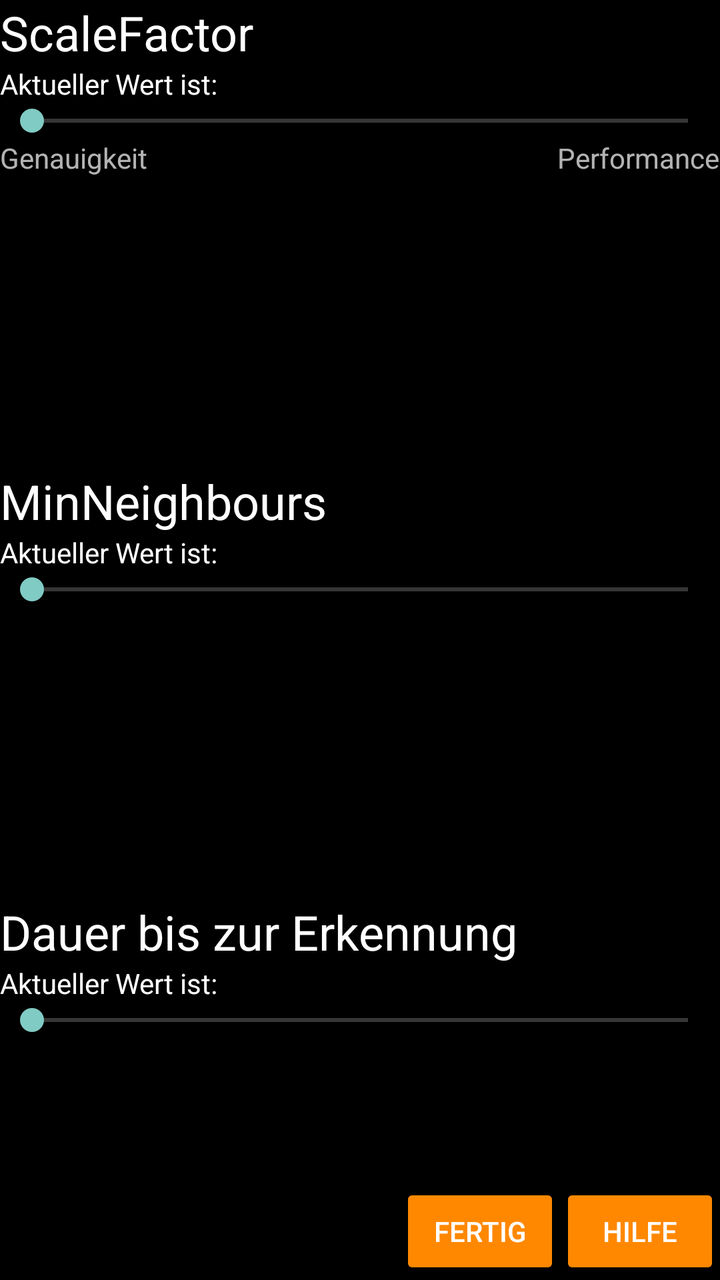
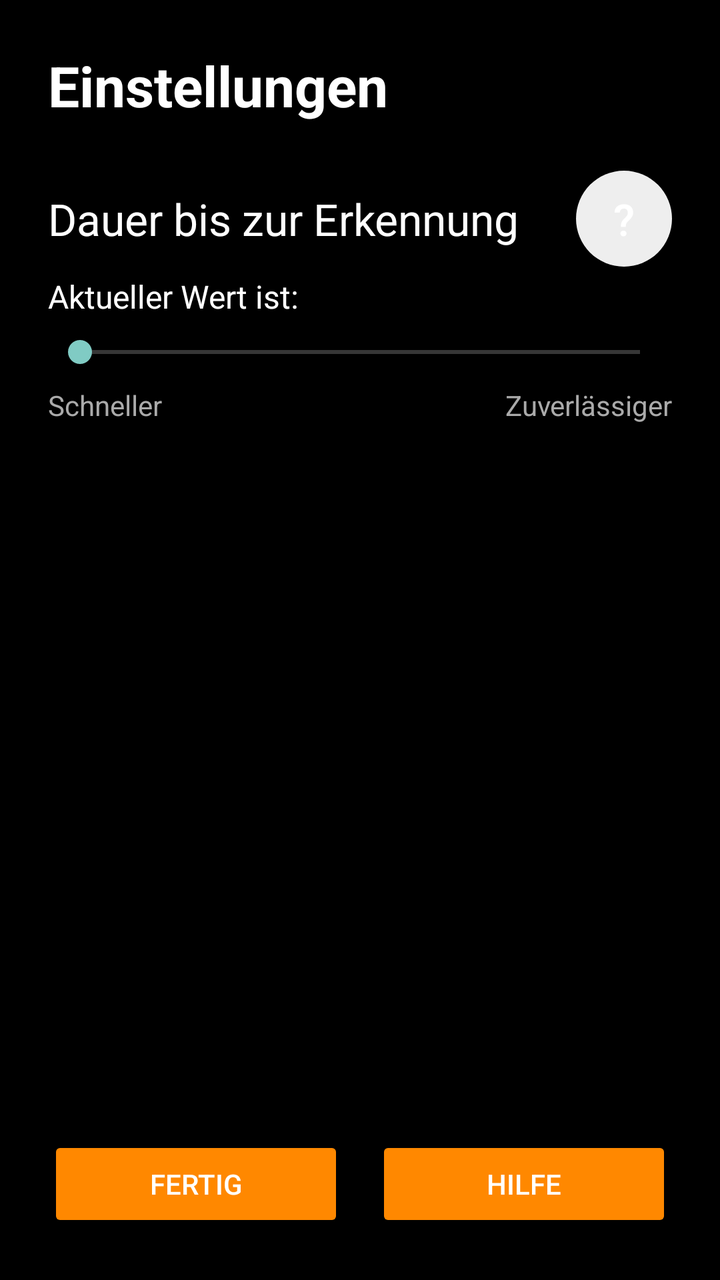

Compare the two renders of this Android layout. The source of the first and the diff that turns it into the second are given below.
<!-- AndroidManifest.xml: application theme AppTheme.Fullscreen -->
<!-- res/layout/activity_settings.xml -->
<?xml version="1.0" encoding="utf-8"?>
<LinearLayout xmlns:android="http://schemas.android.com/apk/res/android"
    xmlns:tools="http://schemas.android.com/tools"
    android:layout_width="fill_parent"
    android:layout_height="fill_parent"
    android:background="@android:color/black"
    tools:context="de.hsaugsburg.ampelpilot.SettingsActivity"
    android:weightSum="1"
    android:orientation="vertical">

    <LinearLayout
        android:layout_width="wrap_content"
        android:layout_height="wrap_content"
        android:orientation="horizontal">

        <LinearLayout
            android:layout_width="wrap_content"
            android:layout_height="wrap_content"
            android:orientation="vertical">

            <TextView
                android:layout_width="255dp"
                android:layout_height="wrap_content"
                android:text="@string/scalefactor"
                android:textColor="@android:color/white"
                android:textSize="24sp" />

            <TextView
                android:id="@+id/text_Scale"
                android:layout_width="fill_parent"
                android:layout_height="wrap_content"
                android:text="@string/Text_SeekBar"
                android:textColor="@android:color/white" />
        </LinearLayout>

        <Space
            android:layout_width="261dp"
            android:layout_height="wrap_content" />

        <Button
            android:id="@+id/helpButtonScale"
            android:layout_width="40dp"
            android:layout_height="40dp"
            android:layout_marginTop="9dp"
            android:background="@drawable/roundedbutton"
            android:text="@string/help"
            android:textSize="24sp" />
    </LinearLayout>


    <SeekBar
        android:id="@+id/seekBar_Scale"
        android:layout_width="match_parent"
        android:max="20"
        android:layout_height="wrap_content" />
    <LinearLayout
        android:layout_width="match_parent"
        android:layout_height="wrap_content">
        <TextView
            android:layout_width="wrap_content"
            android:layout_height="wrap_content"
            android:text="Genauigkeit"/>
        <Space
            android:layout_width="wrap_content"
            android:layout_height="wrap_content"
            android:layout_weight="1" />
        <TextView
            android:layout_width="wrap_content"
            android:layout_height="wrap_content"
            android:text="Performance"/>
    </LinearLayout>
    <Space
        android:layout_width="match_parent"
        android:layout_height="wrap_content"
        android:layout_weight="0.4" />

    <LinearLayout
        android:layout_width="wrap_content"
        android:layout_height="wrap_content"
        android:orientation="horizontal">
        <LinearLayout
            android:layout_width="wrap_content"
            android:layout_height="wrap_content"
            android:orientation="vertical">
            <TextView
                android:layout_width="255dp"
                android:layout_height="wrap_content"
                android:text="@string/minneighbours"
                android:textColor="@android:color/white"
                android:textSize="24sp" />

            <TextView
                android:layout_width="fill_parent"
                android:layout_height="wrap_content"
                android:id="@+id/text_MinN"
                android:text="@string/Text_SeekBar"
                android:textColor="@android:color/white"
                />
        </LinearLayout>

        <Space
            android:layout_width="261dp"
            android:layout_height="wrap_content" />

        <Button
            android:id="@+id/helpButtonMinN"
            android:layout_width="40dp"
            android:layout_height="40dp"
            android:layout_marginTop="9dp"
            android:background="@drawable/roundedbutton"
            android:text="@string/help"
            android:textSize="24sp" />
    </LinearLayout>

    <SeekBar
        android:id="@+id/seekBar_MinN"
        android:layout_width="match_parent"

        android:max="4"
        android:layout_height="wrap_content" />

    <Space
        android:layout_width="match_parent"
        android:layout_height="wrap_content"
        android:layout_weight="0.4" />

    <LinearLayout
        android:layout_width="wrap_content"
        android:layout_height="wrap_content"
        android:orientation="horizontal">
        <LinearLayout
            android:layout_width="wrap_content"
            android:layout_height="wrap_content"
            android:orientation="vertical">
            <TextView
                android:layout_width="279dp"
                android:layout_height="wrap_content"
                android:text="@string/Frames"
                android:textColor="@android:color/white"
                android:textSize="24sp" />

            <TextView
                android:layout_width="fill_parent"
                android:layout_height="wrap_content"
                android:id="@+id/text_Frames"
                android:text="@string/Text_SeekBar"
                android:textColor="@android:color/white"
                />
        </LinearLayout>

        <Space
            android:layout_width="236dp"
            android:layout_height="wrap_content" />

        <Button
            android:id="@+id/helpButtonFrames"
            android:layout_width="40dp"
            android:layout_height="40dp"
            android:layout_marginTop="9dp"
            android:background="@drawable/roundedbutton"
            android:text="@string/help"
            android:textSize="24sp" />
    </LinearLayout>

    <SeekBar
        android:id="@+id/seekBar_Frames"
        android:layout_width="match_parent"
        android:max="7"
        android:layout_height="wrap_content" />


    <Space
        android:layout_width="match_parent"
        android:layout_height="wrap_content"
        android:layout_weight="0.2" />

    <LinearLayout
        android:layout_width="match_parent"
        android:layout_height="wrap_content">
        <Space
            android:layout_width="wrap_content"
            android:layout_height="wrap_content"
            android:layout_weight="0.1"/>
        <Button
            android:id="@+id/btnGo"
            android:layout_width="80dp"
            android:layout_height="wrap_content"
            android:backgroundTint="@android:color/holo_orange_dark"
            android:text="Fertig"
            android:visibility="visible" />

        <Button
            android:id="@+id/btnHelp"
            android:layout_width="80dp"
            android:layout_height="wrap_content"
            android:backgroundTint="@android:color/holo_orange_dark"
            android:text="Hilfe" />
    </LinearLayout>

</LinearLayout>
<!-- resources referenced by this layout -->
<resources>
  <!-- drawable roundedbutton (drawable) -->
  <?xml version="1.0" encoding="utf-8"?>
  <shape xmlns:android="http://schemas.android.com/apk/res/android"
      android:shape="rectangle">
      <solid android:color="#eeffffff" />
      <corners android:bottomRightRadius="50dp"
          android:bottomLeftRadius="50dp"
          android:topRightRadius="50dp"
          android:topLeftRadius="50dp"/>
  </shape>
  <string name="Frames">Dauer bis zur Erkennung</string>
  <string name="Text_SeekBar">Aktueller Wert ist:</string>
  <string name="help">\?</string>
  <string name="minneighbours">MinNeighbours</string>
  <string name="scalefactor">ScaleFactor</string>
  <style name="AppTheme.Fullscreen" parent="Theme.AppCompat.NoActionBar">
          <item name="android:windowFullscreen">true</item>
          <item name="android:windowContentOverlay">@null</item>
      </style>
</resources>

<!-- the commit's change to res/layout/activity_settings.xml (unified diff, before → after) -->
@@ -1,198 +1,108 @@
 <?xml version="1.0" encoding="utf-8"?>
 <LinearLayout xmlns:android="http://schemas.android.com/apk/res/android"
     xmlns:tools="http://schemas.android.com/tools"
-    android:layout_width="fill_parent"
-    android:layout_height="fill_parent"
+    android:layout_width="match_parent"
+    android:layout_height="match_parent"
     android:background="@android:color/black"
-    tools:context="de.hsaugsburg.ampelpilot.SettingsActivity"
-    android:weightSum="1"
-    android:orientation="vertical">
+    android:orientation="vertical"
+    android:padding="24dp"
+    tools:context="de.hsaugsburg.ampelpilot.SettingsActivity">
 
+    <TextView
+        android:layout_width="match_parent"
+        android:layout_height="wrap_content"
+        android:text="@string/settings"
+        android:textColor="@android:color/white"
+        android:textSize="28sp"
+        android:textStyle="bold"
+        android:paddingBottom="24dp" />
+
+    
     <LinearLayout
-        android:layout_width="wrap_content"
+        android:layout_width="match_parent"
         android:layout_height="wrap_content"
-        android:orientation="horizontal">
+        android:orientation="horizontal"
+        android:gravity="center_vertical">
 
-        <LinearLayout
-            android:layout_width="wrap_content"
+        <TextView
+            android:layout_width="0dp"
             android:layout_height="wrap_content"
-            android:orientation="vertical">
-
-            <TextView
-                android:layout_width="255dp"
-                android:layout_height="wrap_content"
-                android:text="@string/scalefactor"
-                android:textColor="@android:color/white"
-                android:textSize="24sp" />
-
-            <TextView
-                android:id="@+id/text_Scale"
-                android:layout_width="fill_parent"
-                android:layout_height="wrap_content"
-                android:text="@string/Text_SeekBar"
-                android:textColor="@android:color/white" />
-        </LinearLayout>
-
-        <Space
-            android:layout_width="261dp"
-            android:layout_height="wrap_content" />
+            android:layout_weight="1"
+            android:text="@string/stability"
+            android:textColor="@android:color/white"
+            android:textSize="22sp" />
 
         <Button
-            android:id="@+id/helpButtonScale"
-            android:layout_width="40dp"
-            android:layout_height="40dp"
-            android:layout_marginTop="9dp"
+            android:id="@+id/helpButtonFrames"
+            android:layout_width="48dp"
+            android:layout_height="48dp"
             android:background="@drawable/roundedbutton"
             android:text="@string/help"
-            android:textSize="24sp" />
+            android:contentDescription="Hilfe zur Erkennungsdauer"
+            android:textSize="22sp" />
     </LinearLayout>
 
+    <TextView
+        android:id="@+id/text_Frames"
+        android:layout_width="match_parent"
+        android:layout_height="wrap_content"
+        android:text="@string/Text_SeekBar"
+        android:textColor="@android:color/white"
+        android:textSize="16sp"
+        android:paddingTop="4dp" />
 
     <SeekBar
-        android:id="@+id/seekBar_Scale"
+        android:id="@+id/seekBar_Frames"
         android:layout_width="match_parent"
-        android:max="20"
-        android:layout_height="wrap_content" />
+        android:layout_height="wrap_content"
+        android:max="7"
+        android:paddingTop="8dp"
+        android:paddingBottom="8dp" />
+
     <LinearLayout
         android:layout_width="match_parent"
         android:layout_height="wrap_content">
         <TextView
-            android:layout_width="wrap_content"
+            android:layout_width="0dp"
             android:layout_height="wrap_content"
-            android:text="Genauigkeit"/>
-        <Space
-            android:layout_width="wrap_content"
+            android:layout_weight="1"
+            android:text="Schneller"
+            android:textColor="@android:color/darker_gray" />
+        <TextView
+            android:layout_width="0dp"
             android:layout_height="wrap_content"
-            android:layout_weight="1" />
-        <TextView
-            android:layout_width="wrap_content"
-            android:layout_height="wrap_content"
-            android:text="Performance"/>
+            android:layout_weight="1"
+            android:gravity="end"
+            android:text="Zuverl\u00e4ssiger"
+            android:textColor="@android:color/darker_gray" />
     </LinearLayout>
-    <Space
-        android:layout_width="match_parent"
-        android:layout_height="wrap_content"
-        android:layout_weight="0.4" />
-
-    <LinearLayout
-        android:layout_width="wrap_content"
-        android:layout_height="wrap_content"
-        android:orientation="horizontal">
-        <LinearLayout
-            android:layout_width="wrap_content"
-            android:layout_height="wrap_content"
-            android:orientation="vertical">
-            <TextView
-                android:layout_width="255dp"
-                android:layout_height="wrap_content"
-                android:text="@string/minneighbours"
-                android:textColor="@android:color/white"
-                android:textSize="24sp" />
-
-            <TextView
-                android:layout_width="fill_parent"
-                android:layout_height="wrap_content"
-                android:id="@+id/text_MinN"
-                android:text="@string/Text_SeekBar"
-                android:textColor="@android:color/white"
-                />
-        </LinearLayout>
-
-        <Space
-            android:layout_width="261dp"
-            android:layout_height="wrap_content" />
-
-        <Button
-            android:id="@+id/helpButtonMinN"
-            android:layout_width="40dp"
-            android:layout_height="40dp"
-            android:layout_marginTop="9dp"
-            android:background="@drawable/roundedbutton"
-            android:text="@string/help"
-            android:textSize="24sp" />
-    </LinearLayout>
-
-    <SeekBar
-        android:id="@+id/seekBar_MinN"
-        android:layout_width="match_parent"
-
-        android:max="4"
-        android:layout_height="wrap_content" />
 
     <Space
         android:layout_width="match_parent"
-        android:layout_height="wrap_content"
-        android:layout_weight="0.4" />
-
-    <LinearLayout
-        android:layout_width="wrap_content"
-        android:layout_height="wrap_content"
-        android:orientation="horizontal">
-        <LinearLayout
-            android:layout_width="wrap_content"
-            android:layout_height="wrap_content"
-            android:orientation="vertical">
-            <TextView
-                android:layout_width="279dp"
-                android:layout_height="wrap_content"
-                android:text="@string/Frames"
-                android:textColor="@android:color/white"
-                android:textSize="24sp" />
-
-            <TextView
-                android:layout_width="fill_parent"
-                android:layout_height="wrap_content"
-                android:id="@+id/text_Frames"
-                android:text="@string/Text_SeekBar"
-                android:textColor="@android:color/white"
-                />
-        </LinearLayout>
-
-        <Space
-            android:layout_width="236dp"
-            android:layout_height="wrap_content" />
-
-        <Button
-            android:id="@+id/helpButtonFrames"
-            android:layout_width="40dp"
-            android:layout_height="40dp"
-            android:layout_marginTop="9dp"
-            android:background="@drawable/roundedbutton"
-            android:text="@string/help"
-            android:textSize="24sp" />
-    </LinearLayout>
-
-    <SeekBar
-        android:id="@+id/seekBar_Frames"
-        android:layout_width="match_parent"
-        android:max="7"
-        android:layout_height="wrap_content" />
-
-
-    <Space
-        android:layout_width="match_parent"
-        android:layout_height="wrap_content"
-        android:layout_weight="0.2" />
+        android:layout_height="0dp"
+        android:layout_weight="1" />
 
     <LinearLayout
         android:layout_width="match_parent"
-        android:layout_height="wrap_content">
-        <Space
-            android:layout_width="wrap_content"
-            android:layout_height="wrap_content"
-            android:layout_weight="0.1"/>
+        android:layout_height="wrap_content"
+        android:orientation="horizontal"
+        android:gravity="center">
+
         <Button
             android:id="@+id/btnGo"
-            android:layout_width="80dp"
+            android:layout_width="0dp"
+            android:layout_weight="1"
             android:layout_height="wrap_content"
+            android:layout_marginEnd="8dp"
             android:backgroundTint="@android:color/holo_orange_dark"
-            android:text="Fertig"
-            android:visibility="visible" />
+            android:text="Fertig" />
 
         <Button
             android:id="@+id/btnHelp"
-            android:layout_width="80dp"
+            android:layout_width="0dp"
+            android:layout_weight="1"
             android:layout_height="wrap_content"
+            android:layout_marginStart="8dp"
             android:backgroundTint="@android:color/holo_orange_dark"
             android:text="Hilfe" />
     </LinearLayout>
<!-- resource entries referenced after the edit -->
@@ -10,11 +10,10 @@
           android:topRightRadius="50dp"
           android:topLeftRadius="50dp"/>
   </shape>
-  <string name="Frames">Dauer bis zur Erkennung</string>
-  <string name="Text_SeekBar">Aktueller Wert ist:</string>
+  <string name="Text_SeekBar">Aktueller Wert ist: </string>
   <string name="help">\?</string>
-  <string name="minneighbours">MinNeighbours</string>
-  <string name="scalefactor">ScaleFactor</string>
+  <string name="settings">Einstellungen</string>
+  <string name="stability">Dauer bis zur Erkennung</string>
   <style name="AppTheme.Fullscreen" parent="Theme.AppCompat.NoActionBar">
           <item name="android:windowFullscreen">true</item>
           <item name="android:windowContentOverlay">@null</item>
